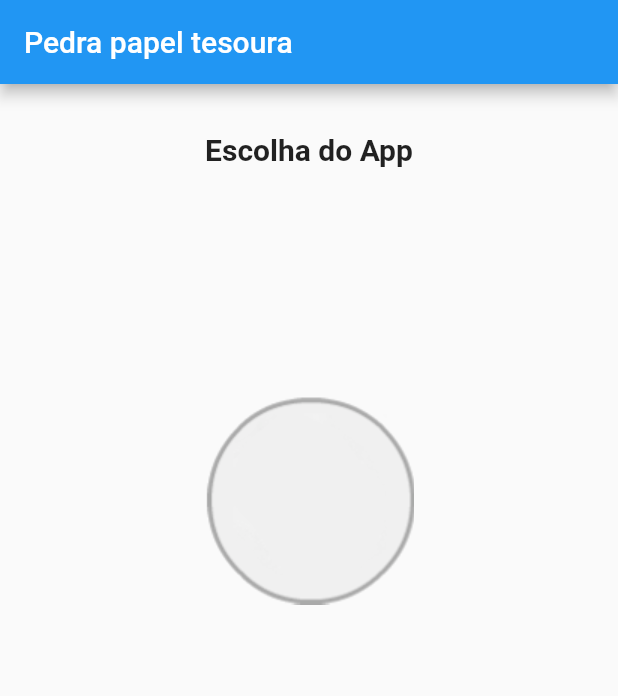
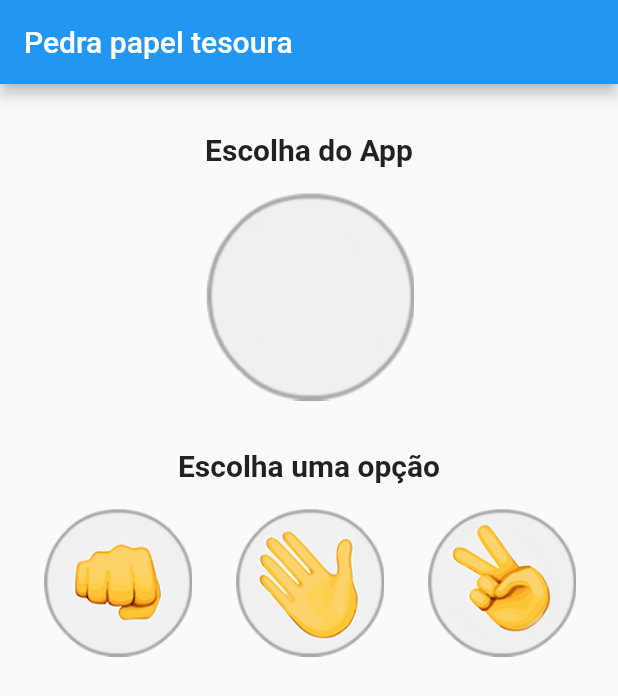
Before and after one commit to jmosqueiro/udemy, a Flutter app: the screen it shows after launch, on a phone screen of 412 x 824 dp. Shown: the top 696 px of the screen. Run offline on Flutter 3.47's test engine with Material 2 defaults, Android fonts, the phone set to English and light mode, and no system bars.

Commit message:
App interface Done

```diff
--- a/pedra_papel_tesoura/lib/Jogo.dart
+++ b/pedra_papel_tesoura/lib/Jogo.dart
@@ -13,7 +13,7 @@ class _JogoState extends State<Jogo> {
         title: Text("Pedra papel tesoura"),
       ),
       body: Column(
-        crossAxisAlignment: CrossAxisAlignment.stretch,
+        crossAxisAlignment: CrossAxisAlignment.center,
         children: <Widget>[
           //text
           //img
@@ -31,7 +31,25 @@ class _JogoState extends State<Jogo> {
             ),
           ),
           Image.asset("assets/padrao.png"),
-
+          Padding(
+            padding: EdgeInsets.only(top: 32, bottom: 16),
+            child: Text(
+              "Escolha uma opção",
+              textAlign: TextAlign.center,
+              style: TextStyle(
+                fontSize: 20,
+                fontWeight: FontWeight.bold
+              ),
+            ),
+          ),
+          Row(
+            mainAxisAlignment:  MainAxisAlignment.spaceEvenly,
+            children: <Widget>[
+              Image.asset("assets/pedra.png", height: 100,),
+              Image.asset("assets/papel.png",height: 100),
+              Image.asset("assets/tesoura.png",height: 100),
+            ],
+          )
         ],
       ),
     );
```
